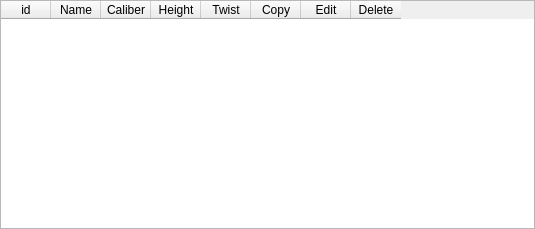
Old version of the form ui_templates/catalog_rifle_list.ui in the repository o-murphy/archer_ballistics_constructor.
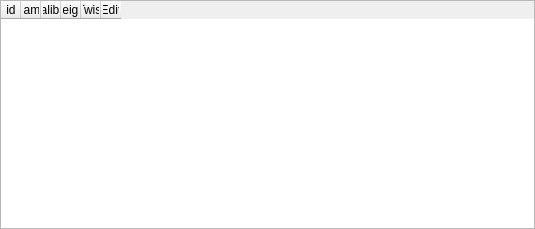
New version of the form.

```diff
--- a/ui_templates/catalog_rifle_list.ui
+++ b/ui_templates/catalog_rifle_list.ui
@@ -47,13 +47,13 @@
       <bool>false</bool>
      </attribute>
      <attribute name="horizontalHeaderDefaultSectionSize">
-      <number>50</number>
+      <number>20</number>
      </attribute>
      <attribute name="horizontalHeaderHighlightSections">
       <bool>true</bool>
      </attribute>
      <attribute name="horizontalHeaderMinimumSectionSize">
-      <number>50</number>
+      <number>20</number>
      </attribute>
      <attribute name="horizontalHeaderShowSortIndicator" stdset="0">
       <bool>true</bool>
@@ -86,21 +86,11 @@
        <string>Twist</string>
       </property>
      </column>
-     <column>
-      <property name="text">
-       <string>Copy</string>
-      </property>
-     </column>
      <column>
       <property name="text">
        <string>Edit</string>
       </property>
      </column>
-     <column>
-      <property name="text">
-       <string>Delete</string>
-      </property>
-     </column>
     </widget>
    </item>
   </layout>
```
Left out of the diff: 4 changed lines with no effect on the pictures.
